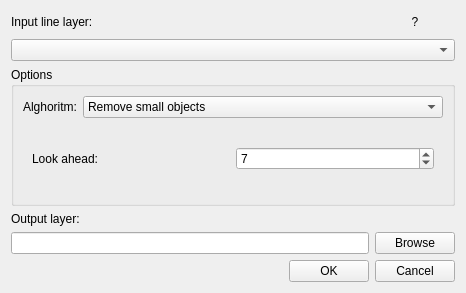
First picture: the form in ui_generalizer.ui, repository p0cisk/Generalizer, before the edit.
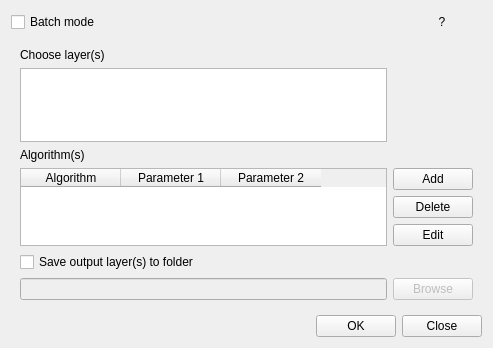
Second picture: the form after the edit. The open tabs and pages were chosen to show the change.

Commit message: Generalizer 0.2 release

Patch:
```diff
--- a/ui_generalizer.ui
+++ b/ui_generalizer.ui
@@ -6,32 +6,85 @@
    <rect>
     <x>0</x>
     <y>0</y>
-    <width>466</width>
-    <height>263</height>
+    <width>493</width>
+    <height>348</height>
    </rect>
   </property>
   <property name="windowTitle">
    <string>Generalizer</string>
   </property>
-  <layout class="QGridLayout" name="gridLayout_2">
-   <item row="0" column="0" colspan="2">
+  <layout class="QGridLayout" name="gridLayout_20">
+   <item row="0" column="0">
+    <widget class="QCheckBox" name="cbBatch">
+     <property name="text">
+      <string>Batch mode</string>
+     </property>
+    </widget>
+   </item>
+   <item row="0" column="2">
+    <widget class="QPushButton" name="bHelp">
+     <property name="sizePolicy">
+      <sizepolicy hsizetype="Maximum" vsizetype="Fixed">
+       <horstretch>0</horstretch>
+       <verstretch>0</verstretch>
+      </sizepolicy>
+     </property>
+     <property name="text">
+      <string>?</string>
+     </property>
+     <property name="flat">
+      <bool>true</bool>
+     </property>
+    </widget>
+   </item>
+   <item row="2" column="1">
+    <widget class="QPushButton" name="bOk">
+     <property name="sizePolicy">
+      <sizepolicy hsizetype="Maximum" vsizetype="Fixed">
+       <horstretch>0</horstretch>
+       <verstretch>0</verstretch>
+      </sizepolicy>
+     </property>
+     <property name="text">
+      <string>OK</string>
+     </property>
+    </widget>
+   </item>
+   <item row="2" column="2">
+    <widget class="QPushButton" name="bCancel">
+     <property name="text">
+      <string>Close</string>
+     </property>
+    </widget>
+   </item>
+   <item row="1" column="0" colspan="3">
+    <widget class="QStackedWidget" name="stackBatch">
+     <property name="currentIndex">
+      <number>0</number>
+     </property>
+     <widget class="QWidget" name="page_6">
+      <layout class="QGridLayout" name="gridLayout_19">
+       <item row="0" column="0">
     <widget class="QLabel" name="label">
      <property name="text">
       <string>Input line layer:</string>
      </property>
-    </widget>
-   </item>
-   <item row="1" column="0" colspan="4">
+         <property name="buddy">
+          <cstring>cbInput</cstring>
+         </property>
+        </widget>
+       </item>
+       <item row="1" column="0" colspan="2">
     <widget class="QComboBox" name="cbInput"/>
    </item>
-   <item row="2" column="0" colspan="4">
+       <item row="2" column="0" colspan="2">
     <widget class="QGroupBox" name="groupBox">
      <property name="title">
       <string>Options</string>
      </property>
-     <layout class="QGridLayout" name="gridLayout">
+         <layout class="QGridLayout" name="gridLayout_2">
       <item row="0" column="0">
-       <widget class="QLabel" name="label_2">
+           <widget class="QLabel" name="label_3">
         <property name="text">
          <string>Alghoritm:</string>
         </property>
@@ -164,8 +217,8 @@
           </item>
          </layout>
         </widget>
-        <widget class="QWidget" name="page_8">
-         <layout class="QGridLayout" name="gridLayout_7">
+            <widget class="QWidget" name="page_13">
+             <layout class="QGridLayout" name="gridLayout_3">
           <item row="0" column="0">
            <widget class="QLabel" name="label_10">
             <property name="text">
@@ -235,10 +288,10 @@
           </item>
          </layout>
         </widget>
-        <widget class="QWidget" name="page">
-         <layout class="QGridLayout" name="gridLayout_3">
+            <widget class="QWidget" name="page_15">
+             <layout class="QGridLayout" name="gridLayout_15">
           <item row="0" column="0">
-           <widget class="QLabel" name="label_4">
+               <widget class="QLabel" name="label_21">
             <property name="text">
              <string>Look ahead:</string>
             </property>
@@ -250,7 +303,7 @@
              <number>2</number>
             </property>
             <property name="maximum">
-             <number>99999999</number>
+                 <number>999</number>
             </property>
             <property name="value">
              <number>7</number>
@@ -294,10 +347,48 @@
           </item>
          </layout>
         </widget>
-        <widget class="QWidget" name="page_4">
-         <layout class="QGridLayout" name="gridLayout_5">
+            <widget class="QWidget" name="page">
+             <layout class="QGridLayout" name="gridLayout">
           <item row="0" column="0">
-           <widget class="QLabel" name="label_8">
+               <widget class="QLabel" name="label_2">
+                <property name="text">
+                 <string>Threshold:</string>
+                </property>
+               </widget>
+              </item>
+              <item row="1" column="0">
+               <widget class="QLabel" name="label_4">
+                <property name="text">
+                 <string>Thightness:</string>
+                </property>
+               </widget>
+              </item>
+              <item row="1" column="1">
+               <widget class="QDoubleSpinBox" name="sbHermite_tightness">
+                <property name="value">
+                 <double>0.500000000000000</double>
+                </property>
+               </widget>
+              </item>
+              <item row="0" column="1">
+               <widget class="QDoubleSpinBox" name="sbHermite_steps">
+                <property name="decimals">
+                 <number>4</number>
+                </property>
+                <property name="maximum">
+                 <double>9999999.999900000169873</double>
+                </property>
+                <property name="value">
+                 <double>0.000100000000000</double>
+                </property>
+               </widget>
+              </item>
+             </layout>
+            </widget>
+            <widget class="QWidget" name="page_17">
+             <layout class="QGridLayout" name="gridLayout_17">
+              <item row="0" column="0">
+               <widget class="QLabel" name="label_24">
             <property name="text">
              <string>Slide:</string>
             </property>
@@ -341,7 +432,7 @@
         <widget class="QWidget" name="page_5">
          <layout class="QGridLayout" name="gridLayout_4">
           <item row="0" column="0">
-           <widget class="QLabel" name="label_5">
+               <widget class="QLabel" name="label_26">
             <property name="text">
              <string>Slide:</string>
             </property>
@@ -358,7 +449,7 @@
            </widget>
           </item>
           <item row="1" column="0">
-           <widget class="QLabel" name="label_6">
+               <widget class="QLabel" name="label_27">
             <property name="text">
              <string>Look ahead:</string>
             </property>
@@ -387,61 +478,167 @@
      </layout>
     </widget>
    </item>
-   <item row="3" column="0">
-    <widget class="QLabel" name="label_3">
-     <property name="text">
-      <string>Output layer:</string>
+       <item row="4" column="0">
+        <widget class="QLineEdit" name="eOutput">
+         <property name="enabled">
+          <bool>false</bool>
      </property>
     </widget>
    </item>
-   <item row="4" column="0" colspan="3">
-    <widget class="QLineEdit" name="eOutput"/>
-   </item>
-   <item row="4" column="3">
+       <item row="4" column="1">
     <widget class="QPushButton" name="bBrowse">
+         <property name="enabled">
+          <bool>false</bool>
+         </property>
      <property name="text">
       <string>Browse</string>
      </property>
     </widget>
    </item>
-   <item row="5" column="3">
-    <widget class="QPushButton" name="bCancel">
+       <item row="3" column="0">
+        <widget class="QCheckBox" name="cbOutFile">
      <property name="text">
-      <string>Cancel</string>
+          <string>Save output layer</string>
      </property>
     </widget>
    </item>
-   <item row="5" column="2">
-    <widget class="QPushButton" name="bOk">
+      </layout>
+     </widget>
+     <widget class="QWidget" name="page_10">
+      <layout class="QGridLayout" name="gridLayout_21">
+       <item row="1" column="0">
+        <widget class="QListWidget" name="lstLayers">
      <property name="sizePolicy">
-      <sizepolicy hsizetype="Maximum" vsizetype="Fixed">
+          <sizepolicy hsizetype="Expanding" vsizetype="Expanding">
        <horstretch>0</horstretch>
        <verstretch>0</verstretch>
       </sizepolicy>
      </property>
-     <property name="text">
-      <string>OK</string>
-     </property>
-    </widget>
-   </item>
-   <item row="0" column="3">
-    <widget class="QPushButton" name="bHelp">
+        </widget>
+       </item>
+       <item row="3" column="0" rowspan="3">
+        <widget class="QTableWidget" name="tblBatchAlg">
      <property name="sizePolicy">
-      <sizepolicy hsizetype="Maximum" vsizetype="Fixed">
+          <sizepolicy hsizetype="Expanding" vsizetype="Expanding">
        <horstretch>0</horstretch>
        <verstretch>0</verstretch>
       </sizepolicy>
      </property>
+         <column>
      <property name="text">
-      <string>?</string>
-     </property>
-     <property name="flat">
-      <bool>true</bool>
-     </property>
-    </widget>
-   </item>
-  </layout>
- </widget>
+           <string>Algorithm</string>
+          </property>
+         </column>
+         <column>
+          <property name="text">
+           <string>Parameter 1</string>
+          </property>
+         </column>
+         <column>
+          <property name="text">
+           <string>Parameter 2</string>
+          </property>
+         </column>
+        </widget>
+       </item>
+       <item row="3" column="1">
+        <widget class="QPushButton" name="bAddAlg">
+         <property name="text">
+          <string>Add</string>
+         </property>
+        </widget>
+       </item>
+       <item row="4" column="1">
+        <widget class="QPushButton" name="bDelAlg">
+         <property name="text">
+          <string>Delete</string>
+         </property>
+        </widget>
+       </item>
+       <item row="5" column="1">
+        <widget class="QPushButton" name="bEditAlg">
+         <property name="text">
+          <string>Edit</string>
+         </property>
+        </widget>
+       </item>
+       <item row="7" column="0">
+        <widget class="QLineEdit" name="eDir">
+         <property name="enabled">
+          <bool>false</bool>
+         </property>
+        </widget>
+       </item>
+       <item row="7" column="1">
+        <widget class="QPushButton" name="bBrowseDir">
+         <property name="enabled">
+          <bool>false</bool>
+         </property>
+         <property name="text">
+          <string>Browse</string>
+         </property>
+        </widget>
+       </item>
+       <item row="6" column="0">
+        <widget class="QCheckBox" name="cbOutDir">
+         <property name="text">
+          <string>Save output layer(s) to folder</string>
+         </property>
+        </widget>
+       </item>
+       <item row="2" column="0">
+        <widget class="QLabel" name="label_5">
+         <property name="text">
+          <string>Algorithm(s)</string>
+         </property>
+        </widget>
+       </item>
+       <item row="0" column="0">
+        <widget class="QLabel" name="label_6">
+         <property name="text">
+          <string>Choose layer(s)</string>
+         </property>
+        </widget>
+       </item>
+      </layout>
+     </widget>
+    </widget>
+   </item>
+  </layout>
+ </widget>
+ <tabstops>
+  <tabstop>cbBatch</tabstop>
+  <tabstop>cbInput</tabstop>
+  <tabstop>cbAlgorithm</tabstop>
+  <tabstop>sbRemove_thresh</tabstop>
+  <tabstop>cbOutFile</tabstop>
+  <tabstop>eOutput</tabstop>
+  <tabstop>bBrowse</tabstop>
+  <tabstop>bOk</tabstop>
+  <tabstop>bCancel</tabstop>
+  <tabstop>sbLang_LA</tabstop>
+  <tabstop>sbReduction_thresh</tabstop>
+  <tabstop>sbBoyle_LA</tabstop>
+  <tabstop>sbChaiken_level</tabstop>
+  <tabstop>sbChaiken_weight</tabstop>
+  <tabstop>sbHermite_steps</tabstop>
+  <tabstop>sbHermite_tightness</tabstop>
+  <tabstop>sbDist_slide</tabstop>
+  <tabstop>sbDist_LA</tabstop>
+  <tabstop>sbSlide_slide</tabstop>
+  <tabstop>sbSlide_LA</tabstop>
+  <tabstop>bHelp</tabstop>
+  <tabstop>sbLang_thresh</tabstop>
+  <tabstop>sbDP_thresh</tabstop>
+  <tabstop>lstLayers</tabstop>
+  <tabstop>tblBatchAlg</tabstop>
+  <tabstop>bAddAlg</tabstop>
+  <tabstop>bDelAlg</tabstop>
+  <tabstop>bEditAlg</tabstop>
+  <tabstop>eDir</tabstop>
+  <tabstop>bBrowseDir</tabstop>
+  <tabstop>cbOutDir</tabstop>
+ </tabstops>
  <resources/>
  <connections>
   <connection>
```
Left out of the diff: 71 changed lines with no effect on the pictures. Lines whose indentation alone changed are shown as unchanged. The commit also changes 8 other files.
